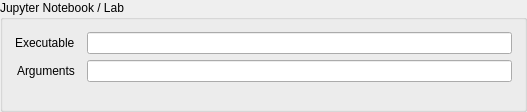
open-cogsci/rapunzel, file opensesame_extensions/JupyterNotebook/preferences.ui: the form before one commit.
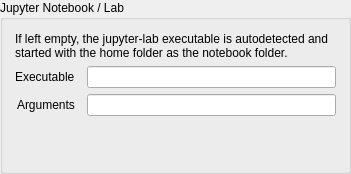
The form after the commit.

Commit message: JupyterNotebook: by default use --notebook-dir=[home folder]

```diff
--- a/opensesame_extensions/JupyterNotebook/preferences.ui
+++ b/opensesame_extensions/JupyterNotebook/preferences.ui
@@ -6,8 +6,8 @@
    <rect>
     <x>0</x>
     <y>0</y>
-    <width>527</width>
-    <height>112</height>
+    <width>351</width>
+    <height>174</height>
    </rect>
   </property>
   <property name="windowTitle">
@@ -53,26 +53,36 @@
       <property name="bottomMargin">
        <number>12</number>
       </property>
-      <item row="0" column="0">
+      <item row="1" column="0">
        <widget class="QLabel" name="label">
         <property name="text">
          <string>Executable</string>
         </property>
        </widget>
       </item>
-      <item row="0" column="1">
+      <item row="1" column="1">
        <widget class="QLineEdit" name="cfg_jupyter_lab_executable"/>
       </item>
-      <item row="1" column="0">
+      <item row="2" column="0">
        <widget class="QLabel" name="label_3">
         <property name="text">
          <string>Arguments</string>
         </property>
        </widget>
       </item>
-      <item row="1" column="1">
+      <item row="2" column="1">
        <widget class="QLineEdit" name="cfg_jupyter_lab_args"/>
       </item>
+      <item row="0" column="0" colspan="2">
+       <widget class="QLabel" name="label_2">
+        <property name="text">
+         <string>If left empty, the jupyter-lab executable is autodetected and started with the home folder as the notebook folder.</string>
+        </property>
+        <property name="wordWrap">
+         <bool>true</bool>
+        </property>
+       </widget>
+      </item>
      </layout>
     </widget>
    </item>
```
The commit also changes 1 other file.
